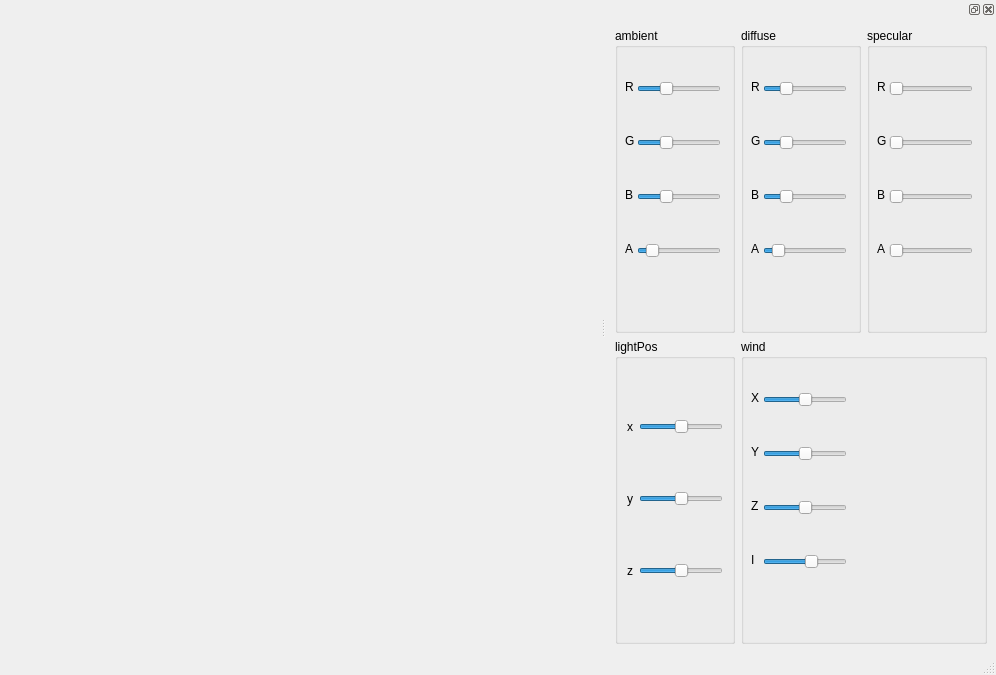
Old version of the form ui/mainwindow.ui in the repository qwertylevel3/HairTest.
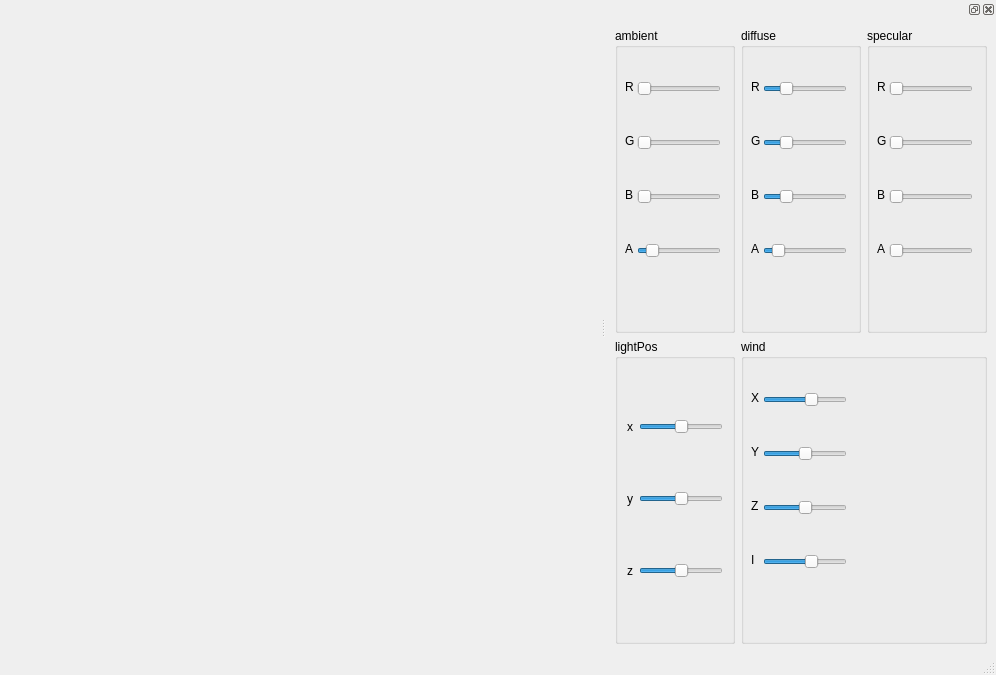
New version of the form.

The edit to the form file:
```diff
--- a/ui/mainwindow.ui
+++ b/ui/mainwindow.ui
@@ -55,7 +55,7 @@
          <number>255</number>
         </property>
         <property name="value">
-         <number>80</number>
+         <number>0</number>
         </property>
         <property name="orientation">
          <enum>Qt::Horizontal</enum>
@@ -74,7 +74,7 @@
          <number>255</number>
         </property>
         <property name="value">
-         <number>80</number>
+         <number>0</number>
         </property>
         <property name="orientation">
          <enum>Qt::Horizontal</enum>
@@ -145,7 +145,7 @@
          <number>255</number>
         </property>
         <property name="value">
-         <number>80</number>
+         <number>0</number>
         </property>
         <property name="orientation">
          <enum>Qt::Horizontal</enum>
@@ -531,6 +531,9 @@
         <property name="maximum">
          <number>255</number>
         </property>
+        <property name="value">
+         <number>50</number>
+        </property>
         <property name="orientation">
          <enum>Qt::Horizontal</enum>
         </property>
```
